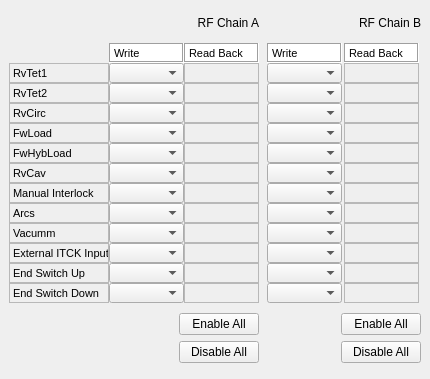
amilan/app-maxiv-llrfexpert, file src/llrfgui/widgets/itckinputdisable/ui/ItckInputDisable.ui: the form before one commit.
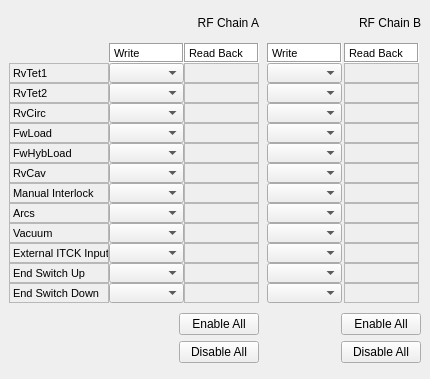
The form after the commit. Custom widgets are drawn as their Qt base class.

```diff
--- a/src/llrfgui/widgets/itckinputdisable/ui/ItckInputDisable.ui
+++ b/src/llrfgui/widgets/itckinputdisable/ui/ItckInputDisable.ui
@@ -832,7 +832,7 @@
             <enum>QFrame::StyledPanel</enum>
            </property>
            <property name="text">
-            <string>Vacumm</string>
+            <string>Vacuum</string>
            </property>
           </widget>
          </item>
```
